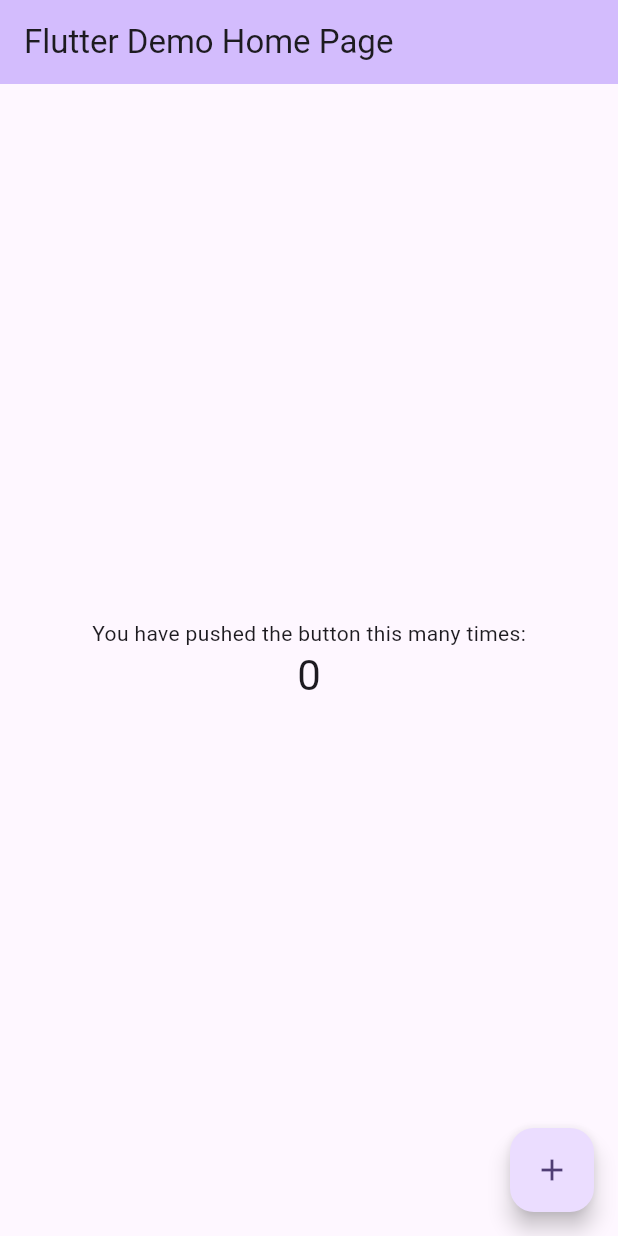
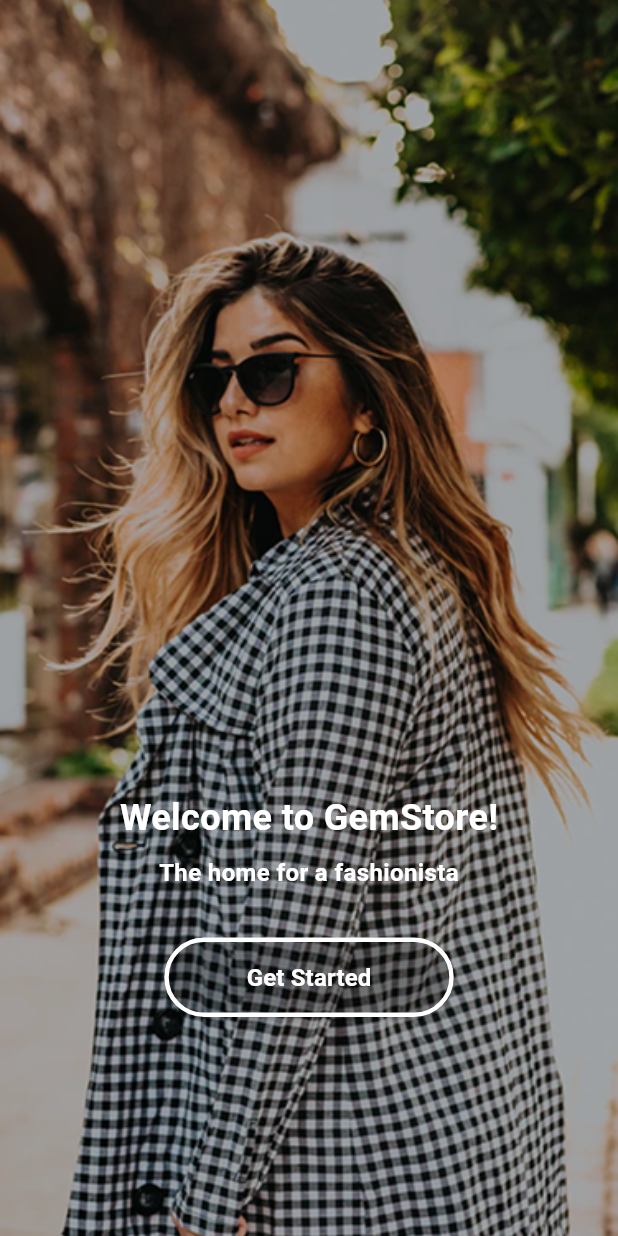
Before and after one commit to mohamedseedk908/e_Commerce_App, a Flutter app: the screen it shows after launch, on a phone screen of 412 x 824 dp. Run offline on Flutter 3.47's test engine with Material 3 defaults, Android fonts, the phone set to English and light mode, and no system bars.

Commit message:
finish splash screen

```diff
--- /dev/null
+++ b/lib/core/utils/app_assets.dart
@@ -0,0 +1,4 @@
+class AppAssets
+{
+  static const String imageSplash = "assets/images/splash.png";
+}
--- /dev/null
+++ b/lib/core/utils/app_strings.dart
@@ -0,0 +1,8 @@
+class AppStrings
+{
+  static const String welcome = "Welcome to GemStore!";
+  static const String theHomeForAFashionista = "The home for a fashionista";
+  static const String getStarted = "Get Started";
+
+
+}
--- /dev/null
+++ b/lib/core/utils/text_styles.dart
@@ -0,0 +1,15 @@
+import 'package:flutter/material.dart';
+
+abstract class CustomTextStyles
+{
+  static final  font25BoldColorWhite = TextStyle(
+    color: Colors.white,
+    fontSize: 24,
+    fontWeight: FontWeight.bold,
+  );
+  static final  font16BoldColorWhite = TextStyle(
+    color: Colors.white,
+    fontSize: 16,
+    fontWeight: FontWeight.bold,
+  );
+}
--- /dev/null
+++ b/lib/core/widgets/custom_elevated_button.dart
@@ -0,0 +1,36 @@
+import 'package:e_commerce_app/core/utils/app_strings.dart';
+import 'package:e_commerce_app/core/utils/text_styles.dart';
+import 'package:flutter/material.dart';
+
+class CustomElevatedButton extends StatelessWidget {
+  const CustomElevatedButton({super.key, this.height, this.width, this.name});
+  final double? height;
+  final double? width;
+  final String? name;
+
+  @override
+  Widget build(BuildContext context) {
+    return SizedBox(
+      height: height ?? 53,
+      width: width ?? 193,
+      child: ElevatedButton(
+        onPressed: () {
+          // انتقل للشاشة التالية مثلاً
+        },
+        style: ElevatedButton.styleFrom(
+          foregroundColor: Colors.white,
+          backgroundColor: Colors.transparent,
+          side:  BorderSide(color: Colors.white,width: width ?? 3),
+          shape: RoundedRectangleBorder(
+            borderRadius: BorderRadius.circular(30),
+          ),
+          padding: const EdgeInsets.symmetric(horizontal: 32, vertical: 12),
+        ),
+        child: Text(
+          name ?? AppStrings.getStarted,
+          style: CustomTextStyles.font16BoldColorWhite,
+        ),
+      ),
+    );
+  }
+}
--- /dev/null
+++ b/lib/e_commerce.dart
@@ -0,0 +1,14 @@
+import 'package:flutter/material.dart';
+import 'feature/splash/presentation/views/splash_screen.dart';
+
+class ECommerce extends StatelessWidget {
+  const ECommerce({super.key});
+
+  @override
+  Widget build(BuildContext context) {
+    return MaterialApp(
+      debugShowCheckedModeBanner: false,
+      home: SplashScreen(),
+    );
+  }
+}
--- /dev/null
+++ b/lib/feature/splash/presentation/views/splash_screen.dart
@@ -0,0 +1,26 @@
+import 'package:e_commerce_app/core/utils/app_assets.dart';
+import 'package:flutter/material.dart';
+import '../widgets/custom_body_splash.dart';
+
+class SplashScreen extends StatelessWidget {
+  const SplashScreen({super.key});
+
+  @override
+  Widget build(BuildContext context) {
+    return SizedBox(
+      height: 812,
+      width: 375,
+      child: Scaffold(
+        body: Stack(
+          children: [
+            SizedBox.expand(
+              child: Image.asset(AppAssets.imageSplash, fit: BoxFit.cover),
+            ),
+            Container(color: Colors.black.withOpacity(0.3)),
+            CustomBodySplash(),
+          ],
+        ),
+      ),
+    );
+  }
+}
--- /dev/null
+++ b/lib/feature/splash/presentation/widgets/custom_body_splash.dart
@@ -0,0 +1,34 @@
+import 'package:flutter/cupertino.dart';
+
+import '../../../../core/utils/app_strings.dart';
+import '../../../../core/utils/text_styles.dart';
+import '../../../../core/widgets/custom_elevated_button.dart';
+
+class CustomBodySplash extends StatelessWidget {
+  const CustomBodySplash({super.key});
+
+  @override
+  Widget build(BuildContext context) {
+    return  Positioned(
+      top: 528,
+      left: 0,
+      right: 0,
+      child: Column(
+        children: [
+          Text(
+            AppStrings.welcome,
+            style: CustomTextStyles.font25BoldColorWhite,
+          ),
+          const SizedBox(height: 8),
+          Text(
+            AppStrings.theHomeForAFashionista,
+            style: CustomTextStyles.font16BoldColorWhite,
+            textAlign: TextAlign.center,
+          ),
+          const SizedBox(height: 32),
+          CustomElevatedButton(),
+        ],
+      ),
+    );
+  }
+}
--- a/lib/main.dart
+++ b/lib/main.dart
@@ -1,122 +1,6 @@
-import 'package:flutter/material.dart';
+import 'package:flutter/cupertino.dart';
+import 'e_commerce.dart';
 
-void main() {
-  runApp(const MyApp());
+void main(){
+  runApp(ECommerce());
 }
-
-class MyApp extends StatelessWidget {
-  const MyApp({super.key});
-
-  // This widget is the root of your application.
-  @override
-  Widget build(BuildContext context) {
-    return MaterialApp(
-      title: 'Flutter Demo',
-      theme: ThemeData(
-        // This is the theme of your application.
-        //
-        // TRY THIS: Try running your application with "flutter run". You'll see
-        // the application has a purple toolbar. Then, without quitting the app,
-        // try changing the seedColor in the colorScheme below to Colors.green
-        // and then invoke "hot reload" (save your changes or press the "hot
-        // reload" button in a Flutter-supported IDE, or press "r" if you used
-        // the command line to start the app).
-        //
-        // Notice that the counter didn't reset back to zero; the application
-        // state is not lost during the reload. To reset the state, use hot
-        // restart instead.
-        //
-        // This works for code too, not just values: Most code changes can be
-        // tested with just a hot reload.
-        colorScheme: ColorScheme.fromSeed(seedColor: Colors.deepPurple),
-      ),
-      home: const MyHomePage(title: 'Flutter Demo Home Page'),
-    );
-  }
-}
-
-class MyHomePage extends StatefulWidget {
-  const MyHomePage({super.key, required this.title});
-
-  // This widget is the home page of your application. It is stateful, meaning
-  // that it has a State object (defined below) that contains fields that affect
-  // how it looks.
-
-  // This class is the configuration for the state. It holds the values (in this
-  // case the title) provided by the parent (in this case the App widget) and
-  // used by the build method of the State. Fields in a Widget subclass are
-  // always marked "final".
-
-  final String title;
-
-  @override
-  State<MyHomePage> createState() => _MyHomePageState();
-}
-
-class _MyHomePageState extends State<MyHomePage> {
-  int _counter = 0;
-
-  void _incrementCounter() {
-    setState(() {
-      // This call to setState tells the Flutter framework that something has
-      // changed in this State, which causes it to rerun the build method below
-      // so that the display can reflect the updated values. If we changed
-      // _counter without calling setState(), then the build method would not be
-      // called again, and so nothing would appear to happen.
-      _counter++;
-    });
-  }
-
-  @override
-  Widget build(BuildContext context) {
-    // This method is rerun every time setState is called, for instance as done
-    // by the _incrementCounter method above.
-    //
-    // The Flutter framework has been optimized to make rerunning build methods
-    // fast, so that you can just rebuild anything that needs updating rather
-    // than having to individually change instances of widgets.
-    return Scaffold(
-      appBar: AppBar(
-        // TRY THIS: Try changing the color here to a specific color (to
-        // Colors.amber, perhaps?) and trigger a hot reload to see the AppBar
-        // change color while the other colors stay the same.
-        backgroundColor: Theme.of(context).colorScheme.inversePrimary,
-        // Here we take the value from the MyHomePage object that was created by
-        // the App.build method, and use it to set our appbar title.
-        title: Text(widget.title),
-      ),
-      body: Center(
-        // Center is a layout widget. It takes a single child and positions it
-        // in the middle of the parent.
-        child: Column(
-          // Column is also a layout widget. It takes a list of children and
-          // arranges them vertically. By default, it sizes itself to fit its
-          // children horizontally, and tries to be as tall as its parent.
-          //
-          // Column has various properties to control how it sizes itself and
-          // how it positions its children. Here we use mainAxisAlignment to
-          // center the children vertically; the main axis here is the vertical
-          // axis because Columns are vertical (the cross axis would be
-          // horizontal).
-          //
-          // TRY THIS: Invoke "debug painting" (choose the "Toggle Debug Paint"
-          // action in the IDE, or press "p" in the console), to see the
-          // wireframe for each widget.
-          mainAxisAlignment: MainAxisAlignment.center,
-          children: <Widget>[
-            const Text('You have pushed the button this many times:'),
-            Text(
-              '$_counter',
-              style: Theme.of(context).textTheme.headlineMedium,
-            ),
-          ],
-        ),
-      ),
-      floatingActionButton: FloatingActionButton(
-        onPressed: _incrementCounter,
-        tooltip: 'Increment',
-        child: const Icon(Icons.add),
-      ), // This trailing comma makes auto-formatting nicer for build methods.
-    );
-  }
-}
--- a/pubspec.yaml
+++ b/pubspec.yaml
@@ -58,9 +58,9 @@ flutter:
   uses-material-design: true
 
   # To add assets to your application, add an assets section, like this:
-  # assets:
-  #   - images/a_dot_burr.jpeg
-  #   - images/a_dot_ham.jpeg
+  assets:
+    - assets/
+    - assets/images/
 
   # An image asset can refer to one or more resolution-specific "variants", see
   # https://flutter.dev/to/resolution-aware-images
```
Also changed, not shown: assets/images/splash.png (added), lib/core/utils/app_colors.dart (added), lib/core/utils/app_constants.dart (added), lib/core/utils/app_functions.dart (added), 1 other file.
